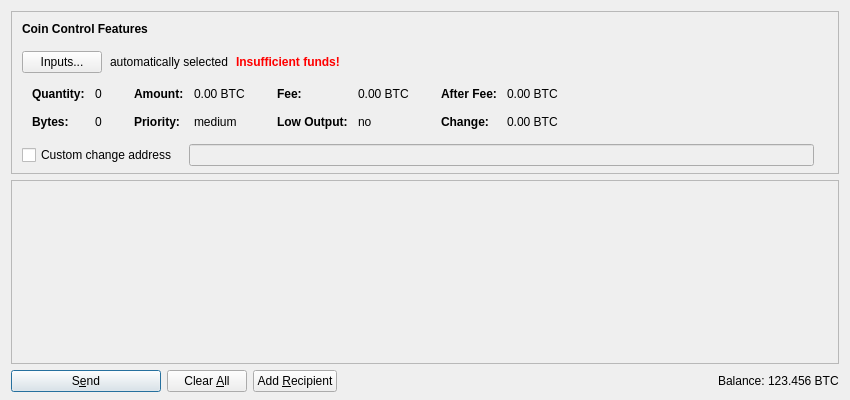
The window that src/qt/forms/sendcoinsdialog.ui (unitusdev/unitus) describes before a commit, drawn with Qt 5.
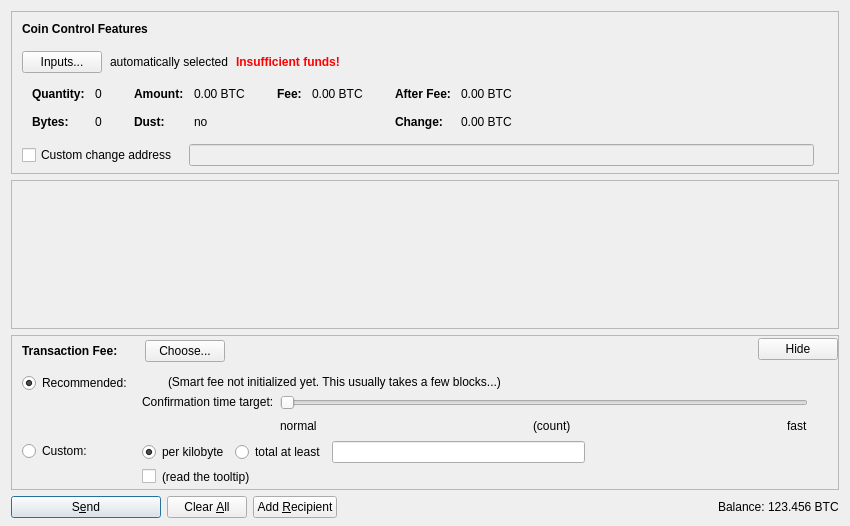
The same window after the commit. Icons and pictures are not drawn. Custom widgets are drawn as their Qt base class.

What changed in the file:
```diff
--- a/src/qt/forms/sendcoinsdialog.ui
+++ b/src/qt/forms/sendcoinsdialog.ui
@@ -7,13 +7,13 @@
     <x>0</x>
     <y>0</y>
     <width>850</width>
-    <height>400</height>
+    <height>526</height>
    </rect>
   </property>
   <property name="windowTitle">
    <string>Send Coins</string>
   </property>
-  <layout class="QVBoxLayout" name="verticalLayout" stretch="0,1,0">
+  <layout class="QVBoxLayout" name="verticalLayout" stretch="0,1,0,0">
    <property name="bottomMargin">
     <number>8</number>
    </property>
@@ -329,7 +329,7 @@
                 </widget>
                </item>
                <item row="1" column="0">
-                <widget class="QLabel" name="labelCoinControlPriorityText">
+                <widget class="QLabel" name="labelCoinControlLowOutputText">
                  <property name="font">
                   <font>
                    <weight>75</weight>
@@ -337,12 +337,12 @@
                   </font>
                  </property>
                  <property name="text">
-                  <string>Priority:</string>
+                  <string>Dust:</string>
                  </property>
                 </widget>
                </item>
                <item row="1" column="1">
-                <widget class="QLabel" name="labelCoinControlPriority">
+                <widget class="QLabel" name="labelCoinControlLowOutput">
                  <property name="cursor">
                   <cursorShape>IBeamCursor</cursorShape>
                  </property>
@@ -350,7 +350,7 @@
                   <enum>Qt::ActionsContextMenu</enum>
                  </property>
                  <property name="text">
-                  <string notr="true">medium</string>
+                  <string notr="true">no</string>
                  </property>
                  <property name="textInteractionFlags">
                   <set>Qt::LinksAccessibleByMouse|Qt::TextSelectableByKeyboard|Qt::TextSelectableByMouse</set>
@@ -408,35 +408,6 @@
                  </property>
                 </widget>
                </item>
-               <item row="1" column="0">
-                <widget class="QLabel" name="labelCoinControlLowOutputText">
-                 <property name="font">
-                  <font>
-                   <weight>75</weight>
-                   <bold>true</bold>
-                  </font>
-                 </property>
-                 <property name="text">
-                  <string>Low Output:</string>
-                 </property>
-                </widget>
-               </item>
-               <item row="1" column="1">
-                <widget class="QLabel" name="labelCoinControlLowOutput">
-                 <property name="cursor">
-                  <cursorShape>IBeamCursor</cursorShape>
-                 </property>
-                 <property name="contextMenuPolicy">
-                  <enum>Qt::ActionsContextMenu</enum>
-                 </property>
-                 <property name="text">
-                  <string notr="true">no</string>
-                 </property>
-                 <property name="textInteractionFlags">
-                  <set>Qt::LinksAccessibleByMouse|Qt::TextSelectableByKeyboard|Qt::TextSelectableByMouse</set>
-                 </property>
-                </widget>
-               </item>
               </layout>
              </item>
              <item>
@@ -614,7 +585,7 @@
         <x>0</x>
         <y>0</y>
         <width>830</width>
-        <height>178</height>
+        <height>104</height>
        </rect>
       </property>
       <layout class="QVBoxLayout" name="verticalLayout_2" stretch="0,1">
@@ -654,6 +625,557 @@
      </widget>
     </widget>
    </item>
+   <item>
+    <widget class="QFrame" name="frameFee">
+     <property name="sizePolicy">
+      <sizepolicy hsizetype="Expanding" vsizetype="Expanding">
+       <horstretch>0</horstretch>
+       <verstretch>0</verstretch>
+      </sizepolicy>
+     </property>
+     <property name="maximumSize">
+      <size>
+       <width>16777215</width>
+       <height>16777215</height>
+      </size>
+     </property>
+     <property name="frameShape">
+      <enum>QFrame::StyledPanel</enum>
+     </property>
+     <property name="frameShadow">
+      <enum>QFrame::Sunken</enum>
+     </property>
+     <layout class="QVBoxLayout" name="verticalLayoutFee1">
+      <property name="spacing">
+       <number>0</number>
+      </property>
+      <property name="leftMargin">
+       <number>0</number>
+      </property>
+      <property name="topMargin">
+       <number>0</number>
+      </property>
+      <property name="rightMargin">
+       <number>0</number>
+      </property>
+      <property name="bottomMargin">
+       <number>0</number>
+      </property>
+      <item>
+       <layout class="QVBoxLayout" name="verticalLayoutFee2" stretch="0,0,0">
+        <property name="spacing">
+         <number>0</number>
+        </property>
+        <property name="leftMargin">
+         <number>10</number>
+        </property>
+        <property name="topMargin">
+         <number>0</number>
+        </property>
+        <item>
+         <layout class="QHBoxLayout" name="horizontalLayoutFee1">
+          <property name="bottomMargin">
+           <number>0</number>
+          </property>
+          <item>
+           <layout class="QVBoxLayout" name="verticalLayoutFee7">
+            <property name="spacing">
+             <number>0</number>
+            </property>
+            <item>
+             <spacer name="verticalSpacerSmartFee">
+              <property name="orientation">
+               <enum>Qt::Vertical</enum>
+              </property>
+              <property name="sizeType">
+               <enum>QSizePolicy::Fixed</enum>
+              </property>
+              <property name="sizeHint" stdset="0">
+               <size>
+                <width>1</width>
+                <height>4</height>
+               </size>
+              </property>
+             </spacer>
+            </item>
+            <item>
+             <layout class="QHBoxLayout" name="horizontalLayoutSmartFee">
+              <property name="spacing">
+               <number>10</number>
+              </property>
+              <item>
+               <widget class="QLabel" name="labelFeeHeadline">
+                <property name="sizePolicy">
+                 <sizepolicy hsizetype="Preferred" vsizetype="Maximum">
+                  <horstretch>0</horstretch>
+                  <verstretch>0</verstretch>
+                 </sizepolicy>
+                </property>
+                <property name="font">
+                 <font>
+                  <weight>75</weight>
+                  <bold>true</bold>
+                 </font>
+                </property>
+                <property name="styleSheet">
+                 <string notr="true">font-weight:bold;</string>
+                </property>
+                <property name="text">
+                 <string>Transaction Fee:</string>
+                </property>
+               </widget>
+              </item>
+              <item>
+               <widget class="QLabel" name="labelFeeMinimized">
+                <property name="text">
+                 <string/>
+                </property>
+               </widget>
+              </item>
+              <item>
+               <widget class="QPushButton" name="buttonChooseFee">
+                <property name="text">
+                 <string>Choose...</string>
+                </property>
+               </widget>
+              </item>
+             </layout>
+            </item>
+            <item>
+             <spacer name="verticalSpacer_5">
+              <property name="orientation">
+               <enum>Qt::Vertical</enum>
+              </property>
+              <property name="sizeHint" stdset="0">
+               <size>
+                <width>1</width>
+                <height>1</height>
+               </size>
+              </property>
+             </spacer>
+            </item>
+           </layout>
+          </item>
+          <item>
+           <spacer name="horizontalSpacer_4">
+            <property name="orientation">
+             <enum>Qt::Horizontal</enum>
+            </property>
+            <property name="sizeHint" stdset="0">
+             <size>
+              <width>40</width>
+              <height>20</height>
+             </size>
+            </property>
+           </spacer>
+          </item>
+          <item>
+           <widget class="QPushButton" name="buttonMinimizeFee">
+            <property name="toolTip">
+             <string>collapse fee-settings</string>
+            </property>
+            <property name="text">
+             <string>Hide</string>
+            </property>
+           </widget>
+          </item>
+         </layout>
+        </item>
+        <item>
+         <widget class="QFrame" name="frameFeeSelection">
+          <layout class="QVBoxLayout" name="verticalLayoutFee12">
+           <property name="spacing">
+            <number>0</number>
+           </property>
+           <property name="leftMargin">
+            <number>0</number>
+           </property>
+           <property name="topMargin">
+            <number>0</number>
+           </property>
+           <property name="rightMargin">
+            <number>0</number>
+           </property>
+           <property name="bottomMargin">
+            <number>0</number>
+           </property>
+           <item>
+            <layout class="QGridLayout" name="gridLayoutFee">
+             <property name="topMargin">
+              <number>10</number>
+             </property>
+             <property name="bottomMargin">
+              <number>4</number>
+             </property>
+             <property name="horizontalSpacing">
+              <number>10</number>
+             </property>
+             <property name="verticalSpacing">
+              <number>4</number>
+             </property>
+             <item row="1" column="1">
+              <layout class="QVBoxLayout" name="verticalLayoutFee8">
+               <property name="spacing">
+                <number>6</number>
+               </property>
+               <item>
+                <layout class="QHBoxLayout" name="horizontalLayoutFee13">
+                 <item>
+                  <widget class="QRadioButton" name="radioCustomPerKilobyte">
+                   <property name="toolTip">
+                    <string>If the custom fee is set to 1000 satoshis and the transaction is only 250 bytes, then &quot;per kilobyte&quot; only pays 250 satoshis in fee, while &quot;total at least&quot; pays 1000 satoshis. For transactions bigger than a kilobyte both pay by kilobyte.</string>
+                   </property>
+                   <property name="text">
+                    <string>per kilobyte</string>
+                   </property>
+                   <property name="checked">
+                    <bool>true</bool>
+                   </property>
+                   <attribute name="buttonGroup">
+                    <string notr="true">groupCustomFee</string>
+                   </attribute>
+                  </widget>
+                 </item>
+                 <item>
+                  <widget class="QRadioButton" name="radioCustomAtLeast">
+                   <property name="toolTip">
+                    <string>If the custom fee is set to 1000 satoshis and the transaction is only 250 bytes, then &quot;per kilobyte&quot; only pays 250 satoshis in fee, while &quot;total at least&quot; pays 1000 satoshis. For transactions bigger than a kilobyte both pay by kilobyte.</string>
+                   </property>
+                   <property name="text">
+                    <string>total at least</string>
+                   </property>
+                   <attribute name="buttonGroup">
+                    <string notr="true">groupCustomFee</string>
+                   </attribute>
+                  </widget>
+                 </item>
+                 <item>
+                  <widget class="BitcoinAmountField" name="customFee"/>
+                 </item>
+                 <item>
+                  <spacer name="horizontalSpacer_6">
+                   <property name="orientation">
+                    <enum>Qt::Horizontal</enum>
+                   </property>
+                   <property name="sizeHint" stdset="0">
+                    <size>
+                     <width>1</width>
+                     <height>1</height>
+                    </size>
+                   </property>
+                  </spacer>
+                 </item>
+                </layout>
+               </item>
+               <item>
+                <layout class="QHBoxLayout" name="horizontalLayoutFee8">
+                 <item>
+                  <widget class="QCheckBox" name="checkBoxMinimumFee">
+                   <property name="toolTip">
+                    <string>Paying only the minimum fee is just fine as long as there is less transaction volume than space in the blocks. But be aware that this can end up in a never confirming transaction once there is more demand for bitcoin transactions than the network can process.</string>
+                   </property>
+                   <property name="text">
+                    <string/>
+                   </property>
+                  </widget>
+                 </item>
+                 <item>
+                  <widget class="QLabel" name="labelMinFeeWarning">
+                   <property name="enabled">
+                    <bool>true</bool>
+                   </property>
+                   <property name="toolTip">
+                    <string>Paying only the minimum fee is just fine as long as there is less transaction volume than space in the blocks. But be aware that this can end up in a never confirming transaction once there is more demand for bitcoin transactions than the network can process.</string>
+                   </property>
+                   <property name="text">
+                    <string>(read the tooltip)</string>
+                   </property>
+                   <property name="margin">
+                    <number>5</number>
+                   </property>
+                  </widget>
+                 </item>
+                 <item>
+                  <spacer name="horizontalSpacer_2">
+                   <property name="orientation">
+                    <enum>Qt::Horizontal</enum>
+                   </property>
+                   <property name="sizeHint" stdset="0">
+                    <size>
+                     <width>1</width>
+                     <height>1</height>
+                    </size>
+                   </property>
+                  </spacer>
+                 </item>
+                </layout>
+               </item>
+              </layout>
+             </item>
+             <item row="0" column="0">
+              <layout class="QVBoxLayout" name="verticalLayoutFee4" stretch="0,1">
+               <item>
+                <widget class="QRadioButton" name="radioSmartFee">
+                 <property name="text">
+                  <string>Recommended:</string>
+                 </property>
+                 <property name="checked">
+                  <bool>true</bool>
+                 </property>
+                 <attribute name="buttonGroup">
+                  <string notr="true">groupFee</string>
+                 </attribute>
+                </widget>
+               </item>
+               <item>
+                <spacer name="verticalSpacer_2">
+                 <property name="orientation">
+                  <enum>Qt::Vertical</enum>
+                 </property>
+                 <property name="sizeHint" stdset="0">
+                  <size>
+                   <width>1</width>
+                   <height>1</height>
+                  </size>
+                 </property>
+                </spacer>
+               </item>
+              </layout>
+             </item>
+             <item row="1" column="0">
+              <layout class="QVBoxLayout" name="verticalLayoutFee9" stretch="0,1">
+               <item>
+                <widget class="QRadioButton" name="radioCustomFee">
+                 <property name="text">
+                  <string>Custom:</string>
+                 </property>
+                 <attribute name="buttonGroup">
+                  <string notr="true">groupFee</string>
+                 </attribute>
+                </widget>
+               </item>
+               <item>
+                <spacer name="verticalSpacer_6">
+                 <property name="orientation">
+                  <enum>Qt::Vertical</enum>
+                 </property>
+                 <property name="sizeHint" stdset="0">
+                  <size>
+                   <width>1</width>
+                   <height>1</height>
+                  </size>
+                 </property>
+                </spacer>
+               </item>
+              </layout>
+             </item>
+             <item row="0" column="1">
+              <layout class="QVBoxLayout" name="verticalLayoutFee3" stretch="0,0,1">
+               <property name="spacing">
+                <number>6</number>
+               </property>
+               <property name="topMargin">
+                <number>2</number>
+               </property>
+               <item>
+                <layout class="QHBoxLayout" name="horizontalLayoutFee12">
+                 <item>
+                  <widget class="QLabel" name="labelSmartFee">
+                   <property name="text">
+                    <string/>
+                   </property>
+                   <property name="margin">
+                    <number>2</number>
+                   </property>
+                  </widget>
+                 </item>
+                 <item>
+                  <widget class="QLabel" name="labelFeeEstimation">
+                   <property name="text">
+                    <string/>
+                   </property>
+                  </widget>
+                 </item>
+                 <item>
+                  <widget class="QLabel" name="labelSmartFee2">
+                   <property name="text">
+                    <string>(Smart fee not initialized yet. This usually takes a few blocks...)</string>
+                   </property>
+                   <property name="margin">
+                    <number>2</number>
+                   </property>
+                  </widget>
+                 </item>
+                 <item>
+                  <spacer name="horizontalSpacer_5">
+                   <property name="orientation">
+                    <enum>Qt::Horizontal</enum>
+                   </property>
+                   <property name="sizeHint" stdset="0">
+                    <size>
+                     <width>1</width>
+                     <height>1</height>
+                    </size>
+                   </property>
+                  </spacer>
+                 </item>
+                </layout>
+               </item>
+               <item>
+                <layout class="QHBoxLayout" name="horizontalLayoutFee9">
+                 <item>
+                  <layout class="QVBoxLayout" name="verticalLayoutFee6">
+                   <item>
+                    <widget class="QLabel" name="labelSmartFee3">
+                     <property name="text">
+                      <string>Confirmation time target:</string>
+                     </property>
+                     <property name="margin">
+                      <number>2</number>
+                     </property>
+                    </widget>
+                   </item>
+                   <item>
+                    <spacer name="verticalSpacer_3">
+                     <property name="orientation">
+                      <enum>Qt::Vertical</enum>
+                     </property>
+                     <property name="sizeHint" stdset="0">
+                      <size>
+                       <width>1</width>
+                       <height>1</height>
+                      </size>
+                     </property>
+                    </spacer>
+                   </item>
+                  </layout>
+                 </item>
+                 <item>
+                  <layout class="QVBoxLayout" name="verticalLayoutFee5">
+                   <property name="rightMargin">
+                    <number>30</number>
+                   </property>
+                   <item>
+                    <widget class="QSlider" name="sliderSmartFee">
+                     <property name="minimum">
+                      <number>0</number>
+                     </property>
+                     <property name="maximum">
+                      <number>23</number>
+                     </property>
+                     <property name="pageStep">
+                      <number>1</number>
+                     </property>
+                     <property name="value">
+                      <number>0</number>
+                     </property>
+                     <property name="orientation">
+                      <enum>Qt::Horizontal</enum>
+                     </property>
+                     <property name="invertedAppearance">
+                      <bool>false</bool>
+                     </property>
+                     <property name="invertedControls">
+                      <bool>false</bool>
+                     </property>
+                     <property name="tickPosition">
+                      <enum>QSlider::NoTicks</enum>
+                     </property>
+                    </widget>
+                   </item>
+                   <item>
+                    <layout class="QHBoxLayout" name="horizontalLayoutFee10">
+                     <item>
+                      <widget class="QLabel" name="labelSmartFeeNormal">
+                       <property name="text">
+                        <string>normal</string>
+                       </property>
+                      </widget>
+                     </item>
+                     <item>
+                      <spacer name="horizontalSpacer_7">
+                       <property name="orientation">
+                        <enum>Qt::Horizontal</enum>
+                       </property>
+                       <property name="sizeHint" stdset="0">
+                        <size>
+                         <width>40</width>
+                         <height>20</height>
+                        </size>
+                       </property>
+                      </spacer>
+                     </item>
+                     <item>
+                      <widget class="QLabel" name="confirmationTargetLabel">
+                       <property name="text">
+                        <string notr="true">(count)</string>
+                       </property>
+                      </widget>
+                     </item>
+                     <item>
+                      <spacer name="horizontalSpacer_3">
+                       <property name="orientation">
+                        <enum>Qt::Horizontal</enum>
+                       </property>
+                       <property name="sizeHint" stdset="0">
+                        <size>
+                         <width>40</width>
+                         <height>20</height>
+                        </size>
+                       </property>
+                      </spacer>
+                     </item>
+                     <item>
+                      <widget class="QLabel" name="labelSmartFeeFast">
+                       <property name="text">
+                        <string>fast</string>
+                       </property>
+                      </widget>
+                     </item>
+                    </layout>
+                   </item>
+                  </layout>
+                 </item>
+                </layout>
+               </item>
+               <item>
+                <spacer name="verticalSpacer_4">
+                 <property name="orientation">
+                  <enum>Qt::Vertical</enum>
+                 </property>
+                 <property name="sizeHint" stdset="0">
+                  <size>
+                   <width>1</width>
+                   <height>1</height>
+                  </size>
+                 </property>
+                </spacer>
+               </item>
+              </layout>
+             </item>
+            </layout>
+           </item>
+          </layout>
+         </widget>
+        </item>
+        <item>
+         <spacer name="verticalSpacerFee">
+          <property name="orientation">
+           <enum>Qt::Vertical</enum>
+          </property>
+          <property name="sizeHint" stdset="0">
+           <size>
+            <width>800</width>
+            <height>1</height>
+           </size>
+          </property>
+         </spacer>
+        </item>
+       </layout>
+      </item>
+     </layout>
+    </widget>
+   </item>
    <item>
     <layout class="QHBoxLayout" name="horizontalLayout">
      <item>
@@ -674,6 +1196,9 @@
         <iconset resource="../bitcoin.qrc">
          <normaloff>:/icons/send</normaloff>:/icons/send</iconset>
        </property>
+       <property name="autoDefault">
+        <bool>false</bool>
+       </property>
        <property name="default">
         <bool>true</bool>
        </property>
@@ -784,6 +1309,12 @@
    <extends>QLineEdit</extends>
    <header>qvalidatedlineedit.h</header>
   </customwidget>
+  <customwidget>
+   <class>BitcoinAmountField</class>
+   <extends>QLineEdit</extends>
+   <header>bitcoinamountfield.h</header>
+   <container>1</container>
+  </customwidget>
  </customwidgets>
  <resources>
   <include location="../bitcoin.qrc"/>
```
Left out of the diff: 10 changed lines with no effect on the pictures.
